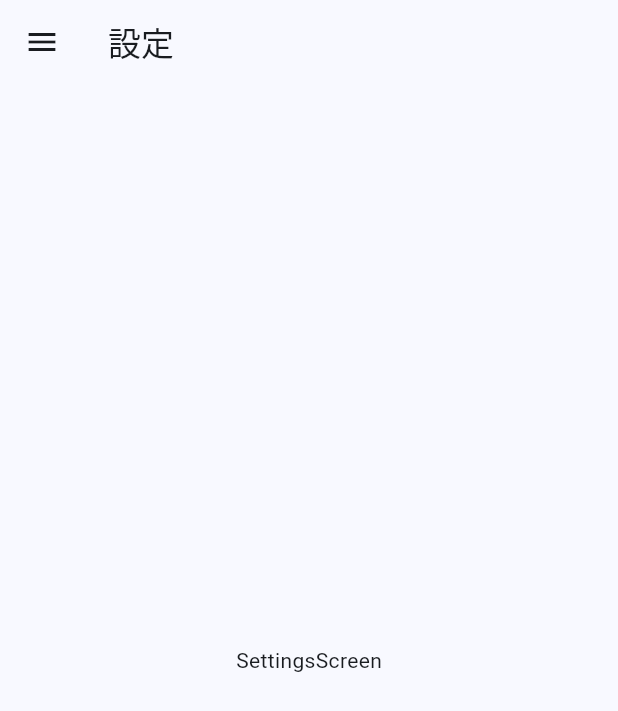
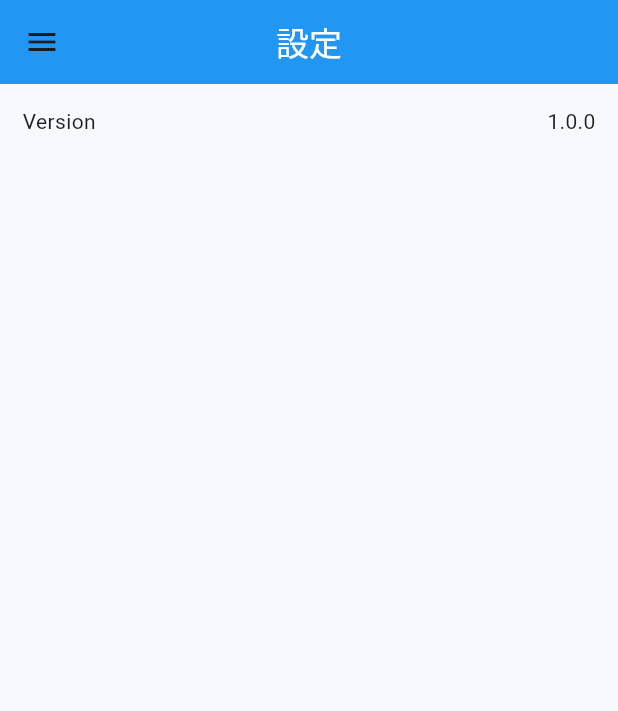
Before and after one commit to taimatu7/free_market_pos_flutter, a Flutter app: the SettingsScreen screen opened directly, on a phone screen of 412 x 824 dp. Shown: the top 711 px of the screen. Run offline on Flutter 3.47's test engine with Material 3 defaults, Android fonts, the phone set to English and light mode, and no system bars; our stand-ins replace badges, flutter_riverpod.

Commit message:
update: 設定画面のレイアウト変更

```diff
--- a/lib/presentation/settings/settings/view/settings_screen.dart
+++ b/lib/presentation/settings/settings/view/settings_screen.dart
@@ -1,5 +1,6 @@
 import 'package:flutter/material.dart';
 import 'package:free_market_pos_flutter/presentation/components/side_drawer/side_drawer.dart';
+import 'package:free_market_pos_flutter/presentation/constants/constants.dart';
 
 class SettingsScreen extends StatefulWidget {
   const SettingsScreen({Key? key}) : super(key: key);
@@ -11,13 +12,25 @@ class _SettingsScreenState extends State<SettingsScreen> {
   @override
   Widget build(BuildContext context) {
     return Scaffold(
-      appBar: AppBar(
-        title: const Text('設定'),
-      ),
-      drawer: const SideDrawer(),
-      body: const Center(
-        child: Text("SettingsScreen"),
-      ),
-    );
+        appBar: AppBar(
+          title: const Text("設定", style: TextStyle(color: titleColor)),
+          backgroundColor: appBarColor,
+          centerTitle: true,
+        ),
+        drawer: const SideDrawer(),
+        body: Padding(
+          padding: const EdgeInsets.all(15.0),
+          child: ListView(
+            children: const [
+              Row(
+                mainAxisAlignment: MainAxisAlignment.spaceBetween,
+                children: [
+                  Text("Version"),
+                  Text("1.0.0"),
+                ],
+              )
+            ],
+          ),
+        ));
   }
 }
```
